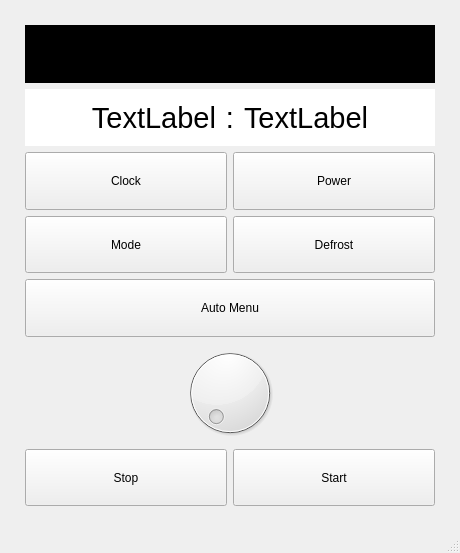
The window that mainwindow.ui (0ranga/microwave) describes before a commit, drawn with Qt 5.
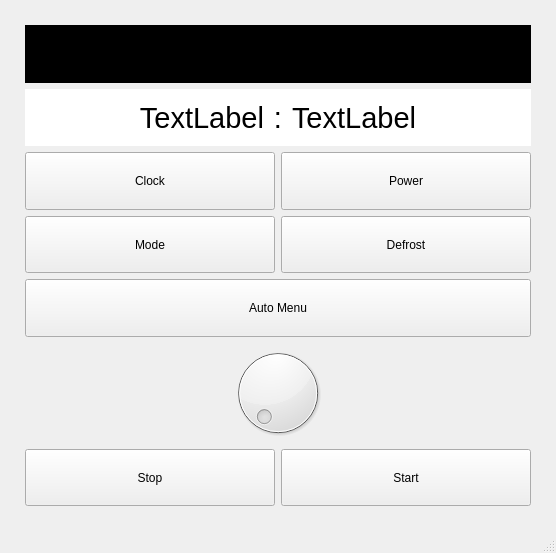
The same window after the commit.

Commit message: Added all the remaining states and changed many actions on states to actions on specific transitions

```diff
--- a/mainwindow.ui
+++ b/mainwindow.ui
@@ -6,7 +6,7 @@
    <rect>
     <x>0</x>
     <y>0</y>
-    <width>460</width>
+    <width>556</width>
     <height>553</height>
    </rect>
   </property>
@@ -36,7 +36,7 @@
        <widget class="QLabel" name="mwDisplay">
         <property name="minimumSize">
          <size>
-          <width>0</width>
+          <width>400</width>
           <height>48</height>
          </size>
         </property>
```
Left out of the diff: 2 changed lines with no effect on the pictures. The commit also changes 2 other files.
